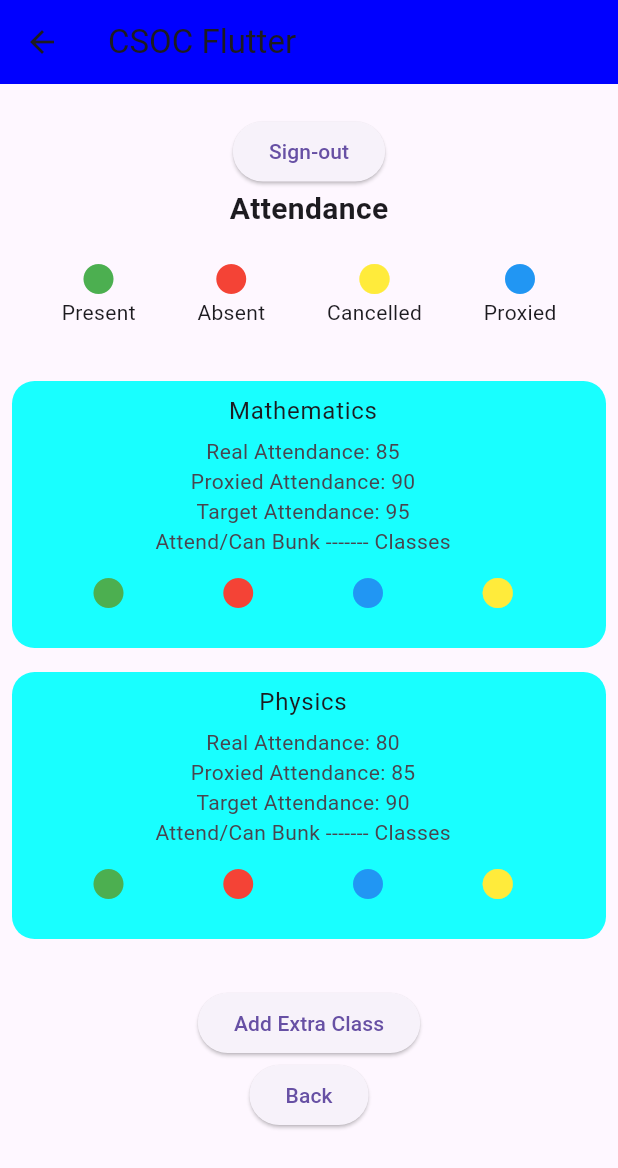
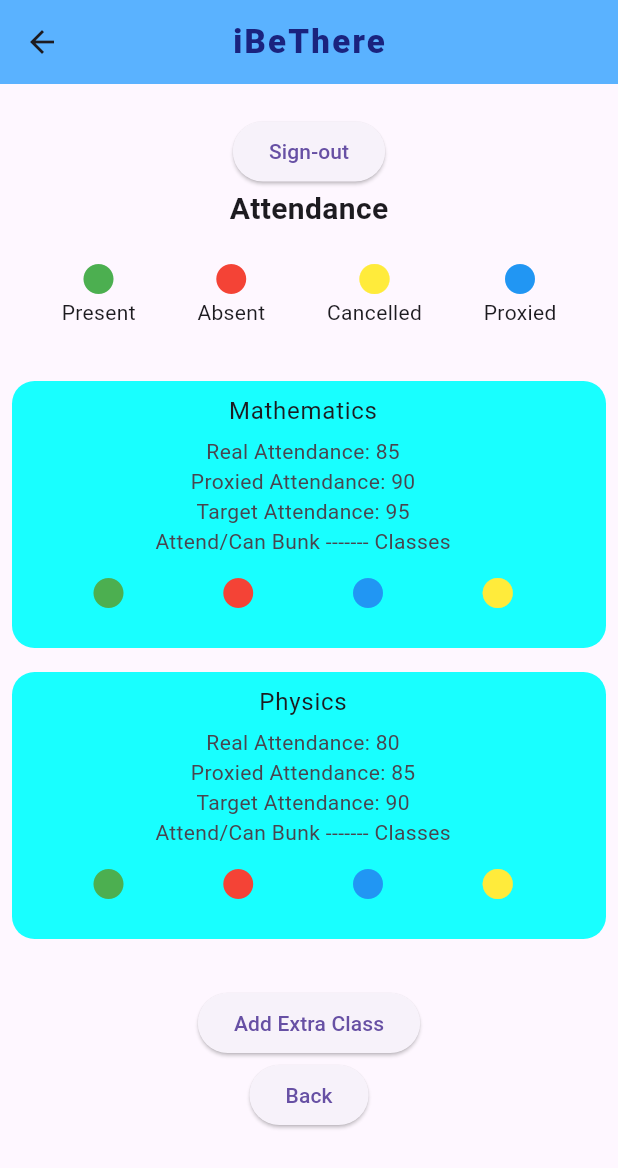
Before and after one commit to Varun-Kolanu/csoc_flutter, a Flutter app: the HomeScreen screen opened directly with empty values, on a phone screen of 412 x 824 dp. Shown: the top 1168 px of the screen. Run offline on Flutter 3.47's test engine with Material 3 defaults, Android fonts, the phone set to English and light mode, and no system bars; our stand-ins replace cloud_firestore, firebase_auth, firebase_core, flutter_bloc, google_sign_in; accounts and stored records are empty.

Commit message:
[Feat] Added AppBar

```diff
--- a/lib/ui/screens/home_screen.dart
+++ b/lib/ui/screens/home_screen.dart
@@ -41,11 +41,7 @@ class _HomeScreenState extends State<HomeScreen> {
   Widget build(BuildContext context) {
     AuthCubit authCubit = context.read<AuthCubit>();
     return Scaffold(
-        appBar: const CustomAppBar(
-          title: "CSOC Flutter",
-          backgroundColor: AppColors.primaryColor,
-          actions: [],
-        ),
+        appBar: const CustomAppBar(title: "iBeThere",),
         body: SingleChildScrollView(
           child: Column(
             children: [
--- a/lib/ui/widgets/app_bar.dart
+++ b/lib/ui/widgets/app_bar.dart
@@ -1,22 +1,22 @@
 import 'package:flutter/material.dart';
+
+import '../../utils/colors.dart';
 
 class CustomAppBar extends StatelessWidget implements PreferredSizeWidget {
   final String title;
-  final Color backgroundColor;
-  final List<Widget> actions;
-
-  const CustomAppBar({
-    super.key,
-    required this.title,
-    required this.backgroundColor,
-    required this.actions,
-  });
+  const CustomAppBar({super.key, required this.title});
   @override
   Widget build(BuildContext context) {
     return AppBar(
-      title: Text(title),
-      backgroundColor: backgroundColor,
-      actions: actions,
+      title: Text(
+        title,
+        style: TextStyle(
+            fontWeight: FontWeight.w900,
+            letterSpacing: 1.5,
+            color: Colors.indigo.shade900),
+      ),
+      centerTitle: true,
+      backgroundColor: AppColors.primaryColor,
     );
   }
 
--- a/lib/utils/colors.dart
+++ b/lib/utils/colors.dart
@@ -1,7 +1,7 @@
 import 'package:flutter/material.dart';
 
 class AppColors {
-  static const Color backgroundColor = Color(0xffffffff);
-  static const Color primaryColor = Color(0xff0000ff);
-  static const Color secondaryColor = Color(0xff00f0f0);
+  static const Color backgroundColor = Color.fromRGBO(202, 244, 255, 1);
+  static const Color primaryColor = Color.fromRGBO(90, 178, 255, 1);
+  static const Color secondaryColor = Color.fromRGBO(160, 222, 255, 1);
 }
```
Also changed, not shown: lib/ui/widgets/side_navigation_bar.dart (added, +81 -0 lines).
